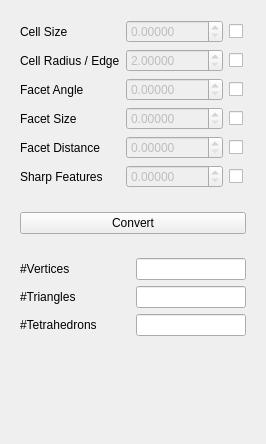
Above: src/modules/mesh_converter/ui/MeshConverterUIForm.ui from danielroth1/CAE before the change. Below: the same form after it.
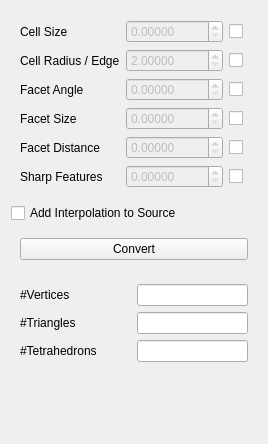
That is the form after the change.

Commit message:
Adds InterpolatorModule for adding / removing interpolations via GUI
* adds a widget that allows to select scene nodes (QtDeferredSceneNodeSelectionWidget and QtDeferredELementSelectionWidget)
* adds the InterpolatorModule which
  -> uses QtDeferredSceneNodeSelectionWidget
  -> allows the creation of FEM and MeshMesh interpolators
* adds demo for testing the new interpolation creation features (InterpolatorCreationDemo)
* for a better overview in the modules selection, a QToolBox is used instead of a QTabWidget
* a fix in BidirectionalMap

```diff
--- a/src/modules/mesh_converter/ui/MeshConverterUIForm.ui
+++ b/src/modules/mesh_converter/ui/MeshConverterUIForm.ui
@@ -6,7 +6,7 @@
    <rect>
     <x>0</x>
     <y>0</y>
-    <width>266</width>
+    <width>268</width>
     <height>444</height>
    </rect>
   </property>
@@ -14,20 +14,7 @@
    <string>Form</string>
   </property>
   <layout class="QGridLayout" name="gridLayout">
-   <item row="1" column="0">
-    <widget class="QWidget" name="widget_2" native="true">
-     <layout class="QGridLayout" name="gridLayout_3">
-      <item row="0" column="0">
-       <widget class="QPushButton" name="mConvertButton">
-        <property name="text">
-         <string>Convert</string>
-        </property>
-       </widget>
-      </item>
-     </layout>
-    </widget>
-   </item>
-   <item row="3" column="0">
+   <item row="4" column="0">
     <spacer name="verticalSpacer">
      <property name="orientation">
       <enum>Qt::Vertical</enum>
@@ -40,7 +27,7 @@
      </property>
     </spacer>
    </item>
-   <item row="2" column="0">
+   <item row="3" column="0">
     <widget class="QWidget" name="widget_3" native="true">
      <layout class="QGridLayout" name="gridLayout_4">
       <item row="1" column="0">
@@ -298,6 +285,29 @@
      </layout>
     </widget>
    </item>
+   <item row="2" column="0">
+    <widget class="QWidget" name="widget_2" native="true">
+     <layout class="QGridLayout" name="gridLayout_3">
+      <item row="0" column="0">
+       <widget class="QPushButton" name="mConvertButton">
+        <property name="text">
+         <string>Convert</string>
+        </property>
+       </widget>
+      </item>
+     </layout>
+    </widget>
+   </item>
+   <item row="1" column="0">
+    <widget class="QCheckBox" name="mInterpolateToTarget">
+     <property name="toolTip">
+      <string>Use the generated mesh to interpolate the source mesh using a MeshMeshInterpolation.</string>
+     </property>
+     <property name="text">
+      <string>Add Interpolation to Source</string>
+     </property>
+    </widget>
+   </item>
   </layout>
  </widget>
  <resources/>
```
The commit also changes 39 other files.
